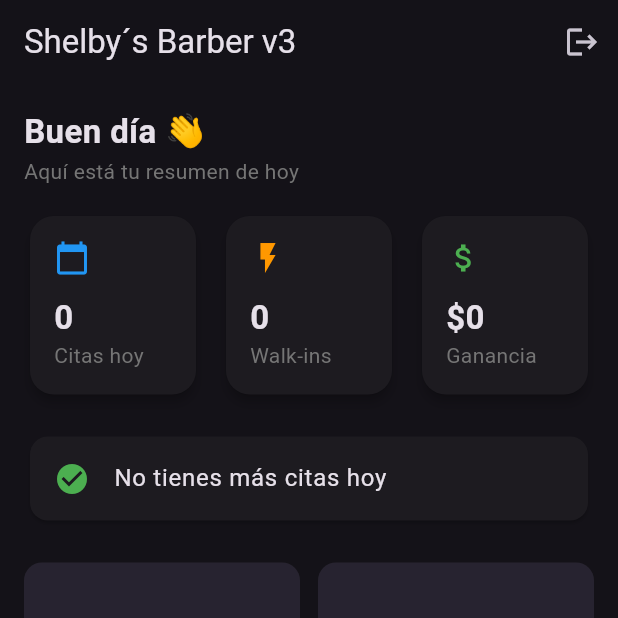
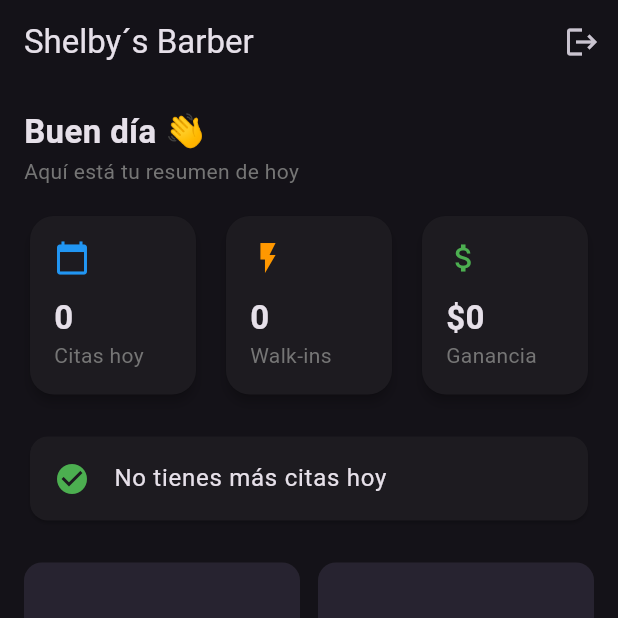
Before and after one commit to jcastanos77/shelby_dashboard, a Flutter app: the screen it shows once a user with an empty profile is signed in, on a phone screen of 412 x 824 dp, the top half of it. Run offline on Flutter 3.47's test engine with Material 3 defaults, Android fonts, the phone set to English and light mode, and no system bars; our stand-ins replace cloud_functions, firebase_auth, firebase_core, firebase_database, go_router; accounts and stored records are empty.

Commit message:
ya jala conmadre

```diff
--- a/lib/DashboardPage.dart
+++ b/lib/DashboardPage.dart
@@ -108,7 +108,7 @@ class _DashboardPageState extends State<DashboardPage> {
 
     return Scaffold(
       appBar: AppBar(
-        title: const Text('Shelby´s Barber v3'),
+        title: const Text('Shelby´s Barber'),
         actions: [
           IconButton(
             icon: const Icon(Icons.logout),
```
Also changed, not shown: lib/pages/mp_callback_page.dart (+5 -9 lines).
